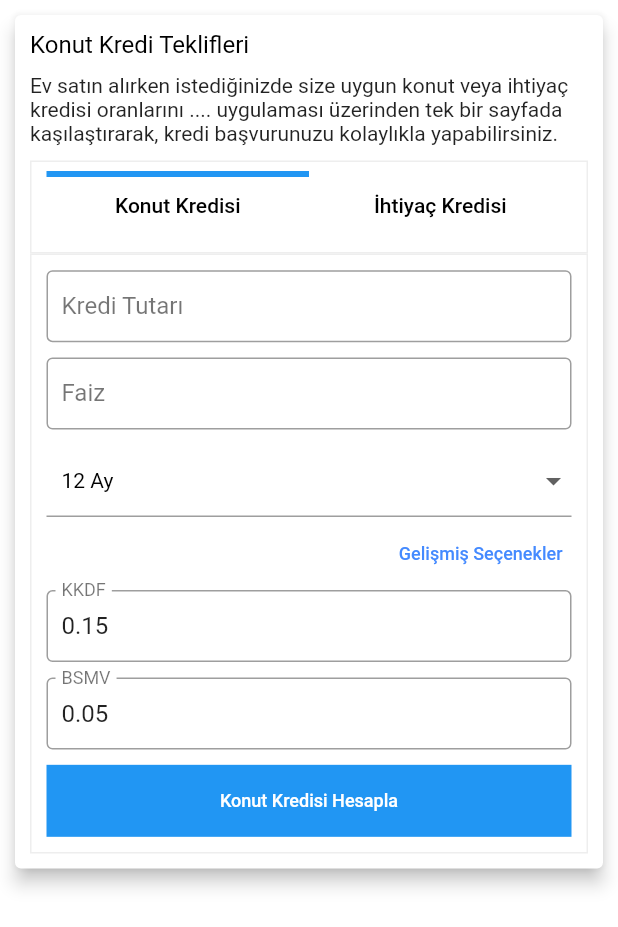
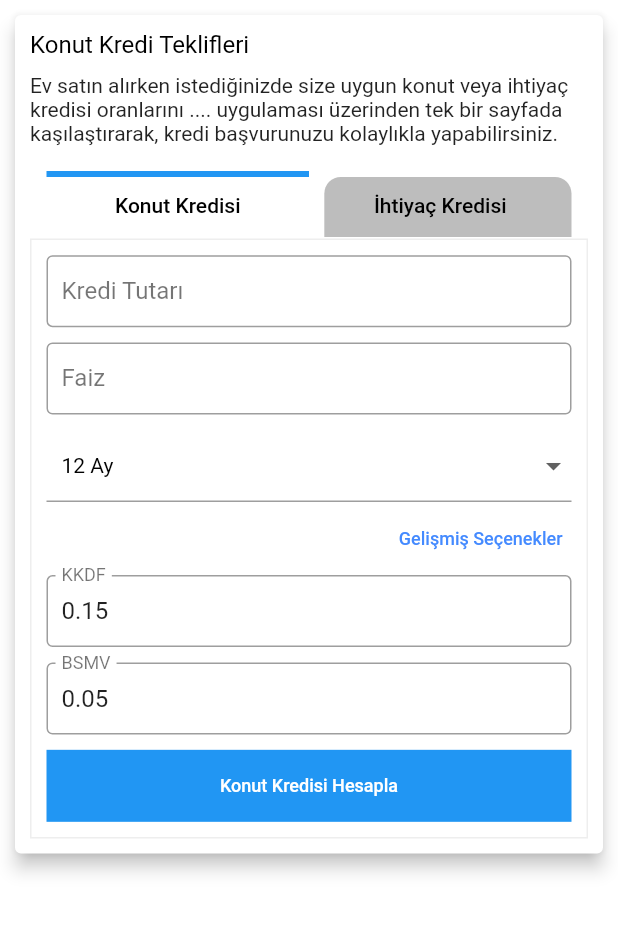
Before and after one commit to eflatunyazilim/Flutter-Loan-Calculator, a Flutter app: the screen it shows after launch, after a tap on "Gelişmiş Seçenekler", on a phone screen of 412 x 824 dp. Shown: the top 927 px of the screen. Run offline on Flutter 3.47's test engine with Material 2 defaults, Android fonts, the phone set to English and light mode, and no system bars.

Commit message:
Unselected tab bar butonu için design yapıldı

```diff
--- a/lib/credit_page.dart
+++ b/lib/credit_page.dart
@@ -14,7 +14,7 @@ class _CreditPageState extends State<CreditPage> with TickerProviderStateMixin {
   // Widget değişkenleri
   var _formKey = GlobalKey<FormState>();
   bool _autovalidate = false;
-  bool _isValidate = true;
+  bool isSelectedLeft = true;
   TabController _tabController;
   bool isVisible = false;
   double contSize = 300.0;
@@ -89,11 +89,17 @@ class _CreditPageState extends State<CreditPage> with TickerProviderStateMixin {
   }
 
   Widget tabBar() {
-    return Container(
+    return Scaffold(
+      resizeToAvoidBottomInset: false,
+      resizeToAvoidBottomPadding: false,
+      body: Container(
         color: Colors.white,
         child: ListView(
           children: <Widget>[
-          DefaultTabController(
+            SingleChildScrollView(
+              reverse: true,
+              padding: EdgeInsets.only(bottom: MediaQuery.of(context).viewInsets.bottom),
+              child: DefaultTabController(
                 length: 2,
                 child: Card(
                   margin: EdgeInsets.all(10),
@@ -121,6 +127,7 @@ class _CreditPageState extends State<CreditPage> with TickerProviderStateMixin {
                               padding: EdgeInsets.all(10),
                               child: Text(description),
                             ),
+                            SizedBox(height: 10,),
                           ],
                         ),
                         Container(
@@ -133,13 +140,28 @@ class _CreditPageState extends State<CreditPage> with TickerProviderStateMixin {
                                 child: Container(
                                   decoration: BoxDecoration(
                                     border: Border.all(
-                                    width: 1, color: Colors.grey.shade200),
+                                        width: 1, color: Colors.white),
                                   ),
                                   child: Container(
-                                //color: Colors.redAccent,
                                     height: 40,
-                                margin: EdgeInsets.all(10),
-                                child: TabBar(
+                                    margin: EdgeInsets.only(left: 10,right: 10),
+                                    child: Stack(
+                                      fit: StackFit.passthrough,
+                                      alignment: isSelectedLeft ? Alignment.centerRight : Alignment.centerLeft,
+                                      children: <Widget>[
+                                        Container(
+                                          width: MediaQuery.of(context).size.width/2.5,
+                                          decoration: BoxDecoration(
+                                            color: Colors.grey.shade400,
+                                            borderRadius: BorderRadius.vertical(
+                                                top: Radius.circular(11)
+                                            ),
+                                            /*border: Border(
+                                              top: BorderSide(color: Colors.grey.shade400, width: 40.0),
+                                            ),*/
+                                          ),
+                                        ),
+                                        TabBar(
                                           controller: _tabController,
                                           labelColor: Colors.black,
                                           unselectedLabelColor: Colors.black,
@@ -151,6 +173,11 @@ class _CreditPageState extends State<CreditPage> with TickerProviderStateMixin {
                                             insets: EdgeInsets.fromLTRB(
                                                 0.0, 0.0, 0.0, 40.0),
                                           ),
+                                          onTap: (index){
+                                            setState(() {
+                                              isSelectedLeft = index == 0 ? true : false;
+                                            });
+                                          },
                                           tabs: <Widget>[
                                             Tab(
                                               text: tabFirstTitle,
@@ -158,6 +185,9 @@ class _CreditPageState extends State<CreditPage> with TickerProviderStateMixin {
                                             Tab(
                                               text: tabSecondTitle,
                                             )
+                                          ],
+                                        ),
+
                                       ],
                                     ),
                                   ),
@@ -702,7 +732,9 @@ class _CreditPageState extends State<CreditPage> with TickerProviderStateMixin {
                   ),
                 ),
               ),
+            ),
           ],
+        ),
       ),
     );
   }
```
Lines whose indentation alone changed are shown as unchanged.
